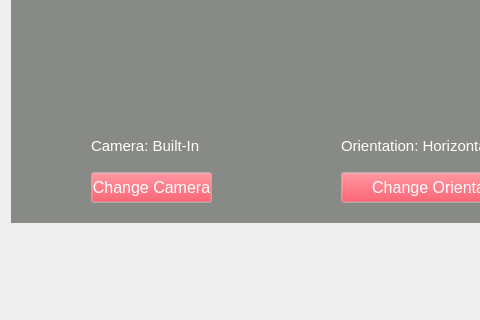
SCCapstone/Sense-Able, file leddargui/mainwindow.ui: the form before one commit; both pictures show x 0 to 480 and y 406 to 726 of the 892 by 726 pixel window.
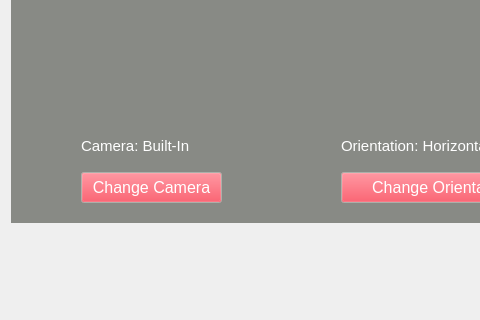
The form after the commit.

Commit message: I did a thing. I need to fix the webcam problem. Built-in webcam defaults to 0 and so does the sensor. Index doesn't go above 1.

```diff
--- a/leddargui/mainwindow.ui
+++ b/leddargui/mainwindow.ui
@@ -481,9 +481,9 @@
          <widget class="QPushButton" name="changeCamera">
           <property name="geometry">
            <rect>
-            <x>80</x>
+            <x>70</x>
             <y>550</y>
-            <width>121</width>
+            <width>141</width>
             <height>31</height>
            </rect>
           </property>
@@ -645,7 +645,7 @@
          <widget class="QLabel" name="cameraLabel">
           <property name="geometry">
            <rect>
-            <x>80</x>
+            <x>70</x>
             <y>510</y>
             <width>141</width>
             <height>27</height>
```
The commit also changes 2 other files.
